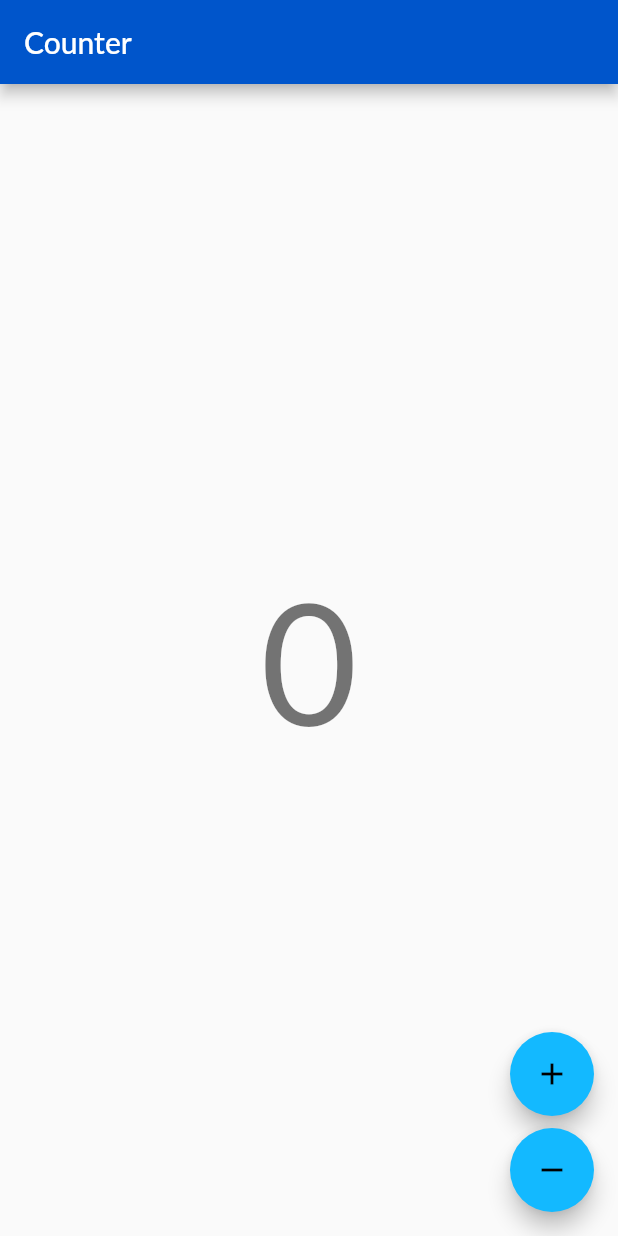
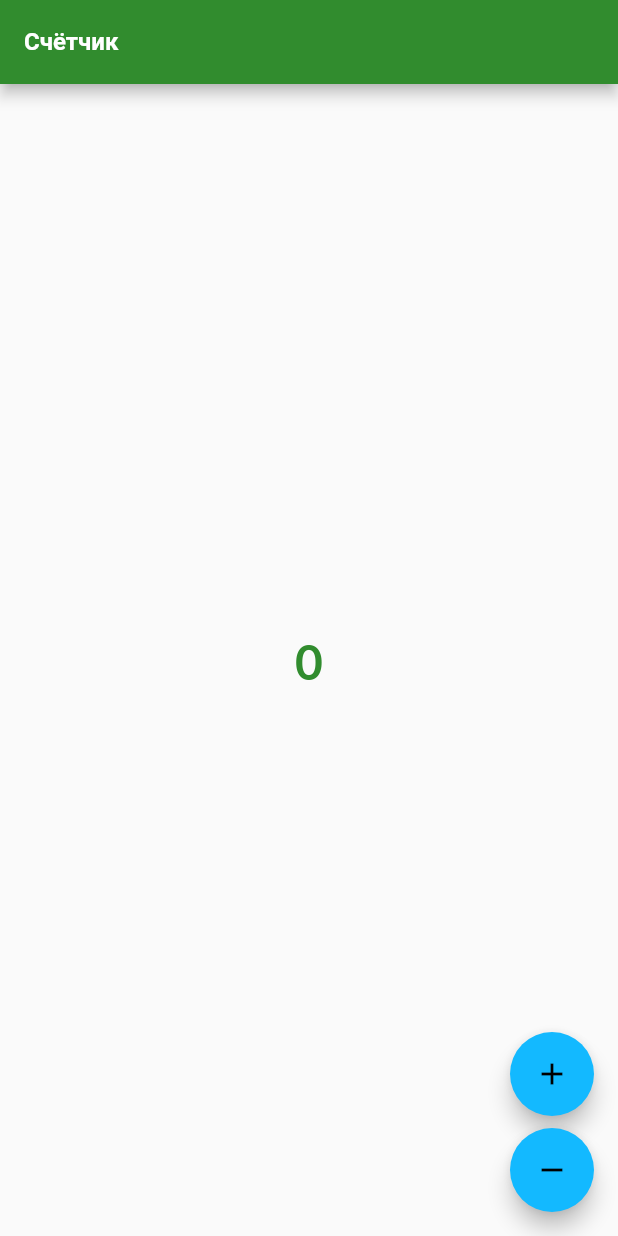
Before and after one commit to Veselchak-U/for_teachers, a Flutter app: the screen it shows after launch, on a phone screen of 412 x 824 dp. Run offline on Flutter 3.47's test engine with Material 2 defaults, Android fonts, the phone set to English and light mode, and no system bars; our stand-ins replace bloc, flutter_bloc.

Commit message:
#4 Добавлена текстовая тема приложения

```diff
--- a/analysis_options.yaml
+++ b/analysis_options.yaml
@@ -2,3 +2,4 @@ include: package:very_good_analysis/analysis_options.2.4.0.yaml
 linter:
   rules:
     public_member_api_docs: false
+#    use_key_in_widget_constructors: false
--- a/lib/app/app.dart
+++ /dev/null
@@ -1,2 +0,0 @@
-export 'navigator/route_generator.dart';
-export 'view/app.dart';
--- /dev/null
+++ b/lib/app/theme/app_theme.dart
@@ -0,0 +1,56 @@
+import 'package:flutter/material.dart';
+import 'package:mos_teacher/app/theme/text_theme.dart';
+
+class AppThemeWidget extends InheritedWidget {
+  const AppThemeWidget({
+    Key? key,
+    required this.appTheme,
+    required Widget child,
+  }) : super(key: key, child: child);
+
+  final AppTheme appTheme;
+
+  @override
+  bool updateShouldNotify(AppThemeWidget oldWidget) {
+    return appTheme != oldWidget.appTheme;
+  }
+}
+
+abstract class AppTheme {
+  ThemeData get theme;
+
+  AppTextTheme get text;
+
+  // IconColorGroup get icon;
+
+  static AppTheme of(BuildContext context) {
+    return context
+        .dependOnInheritedWidgetOfExactType<AppThemeWidget>()!
+        .appTheme;
+  }
+}
+
+// class IconColorGroup {
+//   IconColorGroup({
+//     required this.primary,
+//     required this.second,
+//     required this.light,
+//     required this.warning,
+//     required this.done,
+//     required this.close,
+//   });
+//
+//   final IconColor primary;
+//   final IconColor second;
+//   final IconColor light;
+//   final IconColor warning;
+//   final IconColor done;
+//   final IconColor close;
+// }
+//
+// class IconColor {
+//   IconColor({required this.color, required this.background});
+//
+//   final Color color;
+//   final Color background;
+// }
--- a/lib/app/theme/light_theme.dart
+++ b/lib/app/theme/light_theme.dart
@@ -1,55 +1,93 @@
 import 'package:flutter/material.dart';
+import 'package:mos_teacher/app/theme/app_theme.dart';
+import 'package:mos_teacher/app/theme/text_theme.dart';
 
-class LightTheme {
-  static ThemeData get theme => ThemeData(
-        appBarTheme: const AppBarTheme(color: Color(0xFF0055CB)),
+class LightTheme implements AppTheme {
+  @override
+  ThemeData get theme => ThemeData(
+        brightness: Brightness.light,
+        appBarTheme: const AppBarTheme(color: _bluePrimrose80),
+        primaryColorLight: _figGreen60,
         colorScheme: ColorScheme.fromSwatch(
           accentColor: const Color(0xFF13B9FF),
         ),
         fontFamily: 'Lato',
       );
 
+  @override
+  AppTextTheme get text => AppTextTheme();
+
+  // @override
+  // IconColorGroup get icon => IconColorGroup(
+  //   primary: IconColor(
+  //     color: _firstSnow,
+  //     background: _bluePrimrose80,
+  //   ),
+  //   second: IconColor(
+  //     color: _bluePrimrose80,
+  //     background: _firstSnow,
+  //   ),
+  //   light: IconColor(
+  //     color: _firstSnow,
+  //     background: _bluePrimrose40,
+  //   ),
+  //   warning: IconColor(
+  //     color: _firstSnow,
+  //     background: _orangeSunset60,
+  //   ),
+  //   done: IconColor(
+  //     color: _firstSnow,
+  //     background: _figGreenMain,
+  //   ),
+  //   close: IconColor(
+  //     color: _firstSnow,
+  //     background: _redRoseMain,
+  //   ),
+  // );
+
   // background
-  final _bluePrimroseMain = const Color(0xFF0055CB);
-  final _bluePrimroseMain04 = const Color(0xFF0055CB).withOpacity(0.4);
-  final _bluePrimrose20 = const Color(0xFFE0EDFF);
-  final _bluePrimrose40 = const Color(0xFF4794FF);
-  final _bluePrimrose60 = const Color(0xFF0044A2);
-  final _bluePrimrose80 = const Color(0xFF2B3858);
-  final _firstSnow = const Color(0xFFFFFFFF);
-  final _atoms = const Color.fromRGBO(244, 243, 248, 0.1);
-  final _linkButton = const Color.fromRGBO(255, 255, 255, 0.1);
-  final _orangeSunsetMain = const Color(0xFFF2A657);
-  final _orangeSunset20 = const Color(0xFFFEF6EE);
-  final _orangeSunset60 = const Color(0xFFED861A);
-  final _figGreenMain = const Color(0xFF3DAF3A);
-  final _figGreen20 = const Color(0xFFEBF8EA);
-  final _figGreen40 = const Color(0xFF84D682);
-  final _figGreen60 = const Color(0xFF318C2E);
-  final _withBg = const Color(0xFFEFF6FF);
-  final _action = const Color.fromRGBO(255, 255, 255, 0.15);
-  final _redRoseMain = const Color(0xFFCC2A35);
-  final _redRose20 = const Color(0xFFFBE9EA);
-  final _redRose40 = const Color(0xFFE47B83);
-  final _redRose60 = const Color(0xFFA3212A);
-  final _amethystStarlingMain = const Color(0xFF7A229B);
-  final _amethystStarling40 = const Color(0xFFBB61DC);
-  final _cover3FileTypes = const Color(0xFF0096E6);
-  final _bageRectangleIconAtom = const Color.fromRGBO(255, 107, 107, 0.3);
-  final _bageRectangleWithDdlAtomGreen =
-      const Color.fromRGBO(105, 190, 103, 0.6);
-  final _bageRectangleWithDdlAtomRed = const Color.fromRGBO(236, 106, 106, 0.6);
+  static const _firstSnow = Color(0xFFFFFFFF);
+  static const _bluePrimroseMain = Color(0xFF0055CB);
+  static const _bluePrimroseMain04 = Color.fromRGBO(0x00, 0x55, 0xCB, 0.4);
+  static const _bluePrimrose20 = Color(0xFFE0EDFF);
+  static const _bluePrimrose40 = Color(0xFF4794FF);
+  static const _bluePrimrose60 = Color(0xFF0044A2);
+  static const _bluePrimrose80 = Color(0xFF2B3858);
+  static const _figGreenMain = Color(0xFF3DAF3A);
+  static const _figGreen20 = Color(0xFFEBF8EA);
+  static const _figGreen40 = Color(0xFF84D682);
+  static const _figGreen60 = Color(0xFF318C2E);
+  static const _atoms = Color.fromRGBO(244, 243, 248, 0.1);
+  static const _linkButton = Color.fromRGBO(255, 255, 255, 0.1);
+  static const _orangeSunsetMain = Color(0xFFF2A657);
+  static const _orangeSunset20 = Color(0xFFFEF6EE);
+  static const _orangeSunset60 = Color(0xFFED861A);
+  static const _withBg = Color(0xFFEFF6FF);
+  static const _action = Color.fromRGBO(255, 255, 255, 0.15);
+  static const _redRoseMain = Color(0xFFCC2A35);
+  static const _redRose20 = Color(0xFFFBE9EA);
+  static const _redRose40 = Color(0xFFE47B83);
+  static const _redRose60 = Color(0xFFA3212A);
+  static const _amethystStarlingMain = Color(0xFF7A229B);
+  static const _amethystStarling40 = Color(0xFFBB61DC);
+  static const _cover3FileTypes = Color(0xFF0096E6);
+  static const _bageRectangleIconAtom = Color.fromRGBO(255, 107, 107, 0.3);
+  static const _bageRectangleWithDdlAtomGreen =
+      Color.fromRGBO(105, 190, 103, 0.6);
+  static const _bageRectangleWithDdlAtomRed =
+      Color.fromRGBO(236, 106, 106, 0.6);
 
   // text
-  final _oldAsphaltMain = const Color(0xFF7B819B);
-  final _oldAsphalt10 = const Color(0xFFF4F3F8);
-  final _oldAsphalt20 = const Color(0xFFE8E8EF);
-  final _oldAsphalt30 = const Color(0xFFD7D9E1);
-  final _oldAsphalt40 = const Color(0xFFB0B3C3);
-  final _oldAsphalt80 = const Color(0xFF181920);
-  final _timeToLeft = const Color.fromRGBO(71, 148, 255, 0.5);
+  static const _oldAsphaltMain = Color(0xFF7B819B);
+  static const _oldAsphalt10 = Color(0xFFF4F3F8);
+  static const _oldAsphalt20 = Color(0xFFE8E8EF);
+  static const _oldAsphalt30 = Color(0xFFD7D9E1);
+  static const _oldAsphalt40 = Color(0xFFB0B3C3);
+  static const _oldAsphalt80 = Color(0xFF181920);
+  static const _timeToLeft = Color.fromRGBO(71, 148, 255, 0.5);
 
   // icons
-  final _avatarBlue = const Color(0xFF69ACFF);
-  final _avatarRed = const Color(0xFFFF6B6B);
+  static const _avatarBlue = Color(0xFF69ACFF);
+  static const _avatarRed = Color(0xFFFF6B6B);
+
 }
--- /dev/null
+++ b/lib/app/theme/text_theme.dart
@@ -0,0 +1,53 @@
+import 'package:flutter/material.dart';
+
+class AppTextTheme {
+  // final TextStyle s20w5h14 = const TextStyle(
+//   fontSize: 20,
+//   fontWeight: FontWeight.w500,
+//   height: 1.4,
+// );
+  final TextStyle s32w7 = const TextStyle(
+    fontSize: 32,
+    fontWeight: FontWeight.w700,
+  );
+  final TextStyle s24w7 = const TextStyle(
+    fontSize: 24,
+    fontWeight: FontWeight.w700,
+  );
+  final TextStyle s20w7 = const TextStyle(
+    fontSize: 20,
+    fontWeight: FontWeight.w700,
+  );
+  final TextStyle s18w7 = const TextStyle(
+    fontSize: 18,
+    fontWeight: FontWeight.w700,
+  );
+  final TextStyle s18w4 = const TextStyle(
+    fontSize: 18,
+    fontWeight: FontWeight.w400,
+  );
+  final TextStyle s16w7 = const TextStyle(
+    fontSize: 16,
+    fontWeight: FontWeight.w700,
+  );
+  final TextStyle s16w5 = const TextStyle(
+    fontSize: 16,
+    fontWeight: FontWeight.w500,
+  );
+  final TextStyle s16w4 = const TextStyle(
+    fontSize: 16,
+    fontWeight: FontWeight.w400,
+  );
+  final TextStyle s14w7 = const TextStyle(
+    fontSize: 14,
+    fontWeight: FontWeight.w700,
+  );
+  final TextStyle s14w5 = const TextStyle(
+    fontSize: 14,
+    fontWeight: FontWeight.w500,
+  );
+  final TextStyle s14w4 = const TextStyle(
+    fontSize: 14,
+    fontWeight: FontWeight.w400,
+  );
+}
--- a/lib/app/view/app.dart
+++ b/lib/app/view/app.dart
@@ -1,5 +1,6 @@
 import 'package:flutter/material.dart';
 import 'package:mos_teacher/app/navigator/route_generator.dart';
+import 'package:mos_teacher/app/theme/app_theme.dart';
 import 'package:mos_teacher/app/theme/light_theme.dart';
 import 'package:mos_teacher/app/view/error_screen.dart';
 import 'package:mos_teacher/app/view/splash_screen.dart';
@@ -41,9 +42,17 @@ class AppState extends State<App> {
     if (progress == true) {
       return const SplashScreen();
     }
-    return MaterialApp(
-      theme: LightTheme.theme,
+
+    final AppTheme appTheme = LightTheme();
+    final Widget app = MaterialApp(
+      theme: appTheme.theme,
       onGenerateRoute: RouteGenerator.onGenerateRoute,
+    );
+
+    // application theme
+    return AppThemeWidget(
+      appTheme: appTheme,
+      child: app,
     );
   }
 }
--- a/lib/features/main_scene/main_scene.dart
+++ /dev/null
@@ -1,2 +0,0 @@
-export 'bloc/main_scene_cubit.dart';
-export 'view/main_scene.dart';
--- a/lib/features/main_scene/view/main_scene.dart
+++ b/lib/features/main_scene/view/main_scene.dart
@@ -1,6 +1,7 @@
 import 'package:flutter/material.dart';
 import 'package:flutter_bloc/flutter_bloc.dart';
-import 'package:mos_teacher/features/main_scene/main_scene.dart';
+import 'package:mos_teacher/app/theme/app_theme.dart';
+import 'package:mos_teacher/features/main_scene/bloc/main_scene_cubit.dart';
 
 class MainScene extends StatelessWidget {
   const MainScene({Key? key}) : super(key: key);
@@ -19,8 +20,16 @@ class MainView extends StatelessWidget {
 
   @override
   Widget build(BuildContext context) {
+    final theme = AppTheme.of(context).theme;
+    final text = AppTheme.of(context).text;
     return Scaffold(
-      appBar: AppBar(title: const Text('Counter')),
+      appBar: AppBar(
+        title: Text(
+          'Счётчик',
+          style: text.s16w7,
+        ),
+        backgroundColor: theme.primaryColorLight,
+      ),
       body: const Center(child: CounterText()),
       floatingActionButton: Column(
         mainAxisAlignment: MainAxisAlignment.end,
@@ -46,8 +55,12 @@ class CounterText extends StatelessWidget {
 
   @override
   Widget build(BuildContext context) {
-    final theme = Theme.of(context);
+    final theme = AppTheme.of(context).theme;
+    final text = AppTheme.of(context).text;
     final count = context.select((CounterCubit cubit) => cubit.state);
-    return Text('$count', style: theme.textTheme.headline1);
+    return Text(
+      '$count',
+      style: text.s32w7.copyWith(color: theme.primaryColorLight),
+    );
   }
 }
--- a/lib/main.dart
+++ b/lib/main.dart
@@ -1,4 +1,4 @@
-import 'package:mos_teacher/app/app.dart';
+import 'package:mos_teacher/app/view/app.dart';
 import 'package:mos_teacher/bootstrap.dart';
 
 void main() {
--- a/pubspec.yaml
+++ b/pubspec.yaml
@@ -7,13 +7,13 @@ environment:
   sdk: ">=2.14.0 <3.0.0"
 
 dependencies:
-  bloc: ^8.0.0
+  bloc: ^8.0.1
   flutter:
     sdk: flutter
   flutter_bloc: ^8.0.0
 
 dev_dependencies:
-  bloc_test: ^9.0.0
+  bloc_test: ^9.0.1
   flutter_test:
     sdk: flutter
   mocktail: ^0.2.0
```
Also changed, not shown: pubspec.lock.
